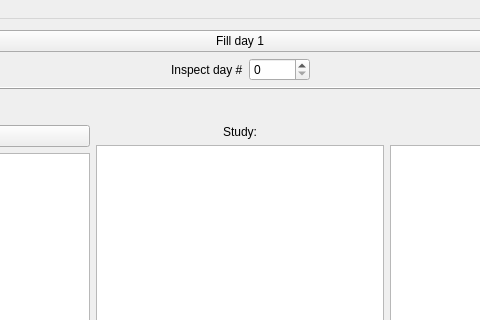
The window that planner/mainwindow.ui (kiramor/planner) describes before a commit, drawn with Qt 5; both pictures show x 222 to 702 and y 0 to 320 of the 924 by 679 pixel window.
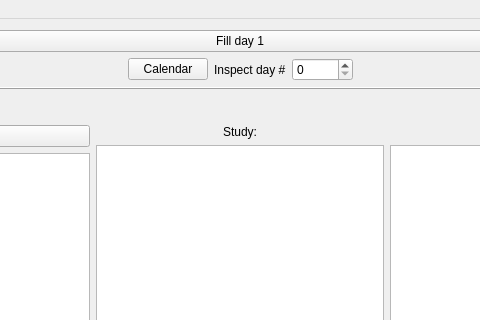
The same window after the commit.

Commit message: ++added cw(can select and opens the opened day) but need to make a real window itf

```diff
--- a/planner/mainwindow.ui
+++ b/planner/mainwindow.ui
@@ -37,6 +37,13 @@
         </property>
        </spacer>
       </item>
+      <item>
+       <widget class="QPushButton" name="pbCalendar">
+        <property name="text">
+         <string>Calendar</string>
+        </property>
+       </widget>
+      </item>
       <item>
        <widget class="QLabel" name="label">
         <property name="text">
```
The commit also changes 5 other files.
